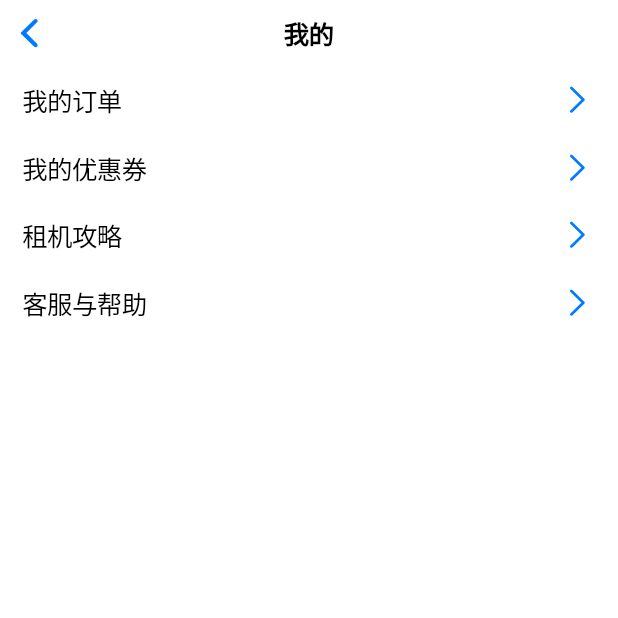
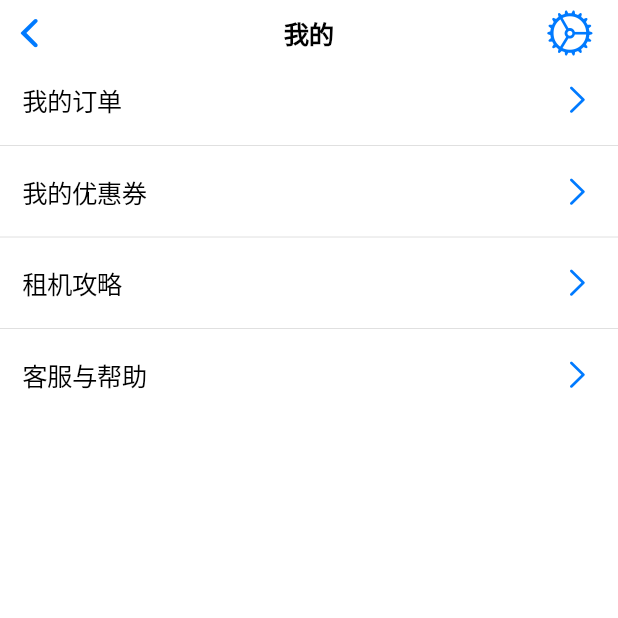
Before and after one commit to greatsean/sn_tool, a Flutter app: the TabMe screen opened directly, after a tap on "我的订单", on a phone screen of 412 x 824 dp, the top half of it. Run offline on Flutter 3.47's test engine with Material 2 defaults, Android fonts, the phone set to English and light mode, and no system bars; our stand-ins replace flutter_swiper; missing offline and left inert: flutter_webview_plugin; network calls fail.

Commit message:
实现首页商品列表

```diff
--- a/lib/main.dart
+++ b/lib/main.dart
@@ -21,7 +21,6 @@ class MyApp extends StatelessWidget {
     return CupertinoApp(
       title: _title,
       home: MyStatefulWidget(),
-      color: Color.fromARGB(255, 255, 255, 255),
     );
   }
 }
@@ -38,7 +37,7 @@ class _MyStatefulWidgetState extends State<MyStatefulWidget> {
   Widget build(BuildContext context) {
     return CupertinoTabScaffold(
       tabBar: CupertinoTabBar(
-        currentIndex: 1,
+        currentIndex: 0,
         items: [
           BottomNavigationBarItem(
               icon: Icon(CupertinoIcons.home), title: Text('首页')),
--- a/lib/screens/TabHelp.dart
+++ b/lib/screens/TabHelp.dart
@@ -9,7 +9,7 @@ class TabHelp extends StatelessWidget {
 //        CupertinoPageScaffold(
 //        navigationBar: CupertinoNavigationBar(
 //          middle: Text('客服与帮助'),
-//        ),∂
+//        ),
 //        child:
 
           WebviewScaffold(
--- a/lib/screens/TabHome.dart
+++ b/lib/screens/TabHome.dart
@@ -3,6 +3,7 @@ import 'package:flutter/material.dart';
 import 'package:flutter_swiper/flutter_swiper.dart';
 import 'package:sn_tool/util/http_util.dart';
 import 'package:sn_tool/widgets/category_item.dart';
+import 'package:sn_tool/widgets/tag_item.dart';
 
 class TabHome extends StatefulWidget {
   @override
@@ -14,6 +15,7 @@ class TabHome extends StatefulWidget {
 class _TabHomeState extends State<TabHome> {
   var banner = [];
   var category = [];
+  var tagList = [];
 
   _loadData() async {
     var bannerJson = (await HttpUtil.get(
@@ -29,18 +31,16 @@ class _TabHomeState extends State<TabHome> {
       setState(() {
         banner = bannerJson['result']['top_position'];
         category = catgoryJson['result'];
+        tagList = tagGoodsJson['result'];
       });
     }
   }
 
   _genCategory() {
-    List<Widget> cateWidgets = [];
-    category.forEach((e) {
-      cateWidgets.add(CategoryItem(
-          iconUrl: e['categoryIcoPath'], titleTxt: e['categoryName']));
-    });
-
-    return cateWidgets;
+    return category
+        .map((e) => CategoryItem(
+            iconUrl: e['categoryIcoPath'], titleTxt: e['categoryName']))
+        .toList();
   }
 
   @override
@@ -49,17 +49,8 @@ class _TabHomeState extends State<TabHome> {
     this._loadData();
   }
 
-  @override
-  Widget build(BuildContext context) {
-    print(MediaQuery.of(context));
-
-    return CupertinoPageScaffold(
-        navigationBar: CupertinoNavigationBar(
-          middle: Text('淘新机'),
-        ),
-        child: Column(
-          children: <Widget>[
-            SizedBox(
+  _buildBanner() {
+    return SizedBox(
       child: Swiper(
         itemCount: banner.length,
         itemBuilder: (context, index) {
@@ -75,16 +66,45 @@ class _TabHomeState extends State<TabHome> {
       ),
       width: MediaQuery.of(context).size.width,
       height: 174,
+    );
+  }
+
+  @override
+  Widget build(BuildContext context) {
+    print('bullllll');
+    return CupertinoPageScaffold(
+        navigationBar: CupertinoNavigationBar(
+          middle: Text('淘新机'),
         ),
-            SizedBox(
+        child: Container(
+          color: Theme.of(context).dividerColor,
+          margin: EdgeInsets.fromLTRB(0, 0, 0, 0),
           child: ListView(
-                scrollDirection: Axis.horizontal,
+            physics: AlwaysScrollableScrollPhysics(),
+            children: <Widget>[
+              _buildBanner(),
+              Container(
+                color: Colors.white,
+                child: Row(
+                  mainAxisAlignment: MainAxisAlignment.spaceEvenly,
                   children: _genCategory(),
                 ),
-              width: MediaQuery.of(context).size.width,
-              height: 174,
               ),
+              ListView(
+                shrinkWrap: true,
+                physics: ScrollPhysics(),
+                children: this.tagList.map((item) {
+                  print(item['zmSpuDTOList'].runtimeType);
+                  return TagItem(
+                    name: item['tagName'],
+//                            bannerImgUrl: item['banner'] ?? ['bannerImg'],
+//                            bannerLinkUrl: item['banner'] ?? ['leaseChannelId'],
+                    goodsList: item['zmSpuDTOList'],
+                  );
+                }).toList(),
+              )
             ],
+          ),
         ));
   }
 }
--- a/lib/screens/TabMe.dart
+++ b/lib/screens/TabMe.dart
@@ -1,45 +1,52 @@
 import 'package:flutter/cupertino.dart';
 import 'package:sn_tool/screens/AboutUs.dart';
 import 'package:sn_tool/widgets/setting_item.dart';
+import 'package:flutter/material.dart';
 
 class TabMe extends StatelessWidget {
   @override
   Widget build(BuildContext context) {
+    var data = [
+      {
+        'lbl': '我的订单',
+        'clk': () {},
+      },
+      {
+        'lbl': '我的优惠券',
+        'clk': () {},
+      },
+      {
+        'lbl': '租机攻略',
+        'clk': () {
+          Navigator.push(context,
+              CupertinoPageRoute(builder: (BuildContext ctx) => AboutUs()));
+        },
+      },
+      {
+        'lbl': '客服与帮助',
+        'clk': () {},
+      },
+    ];
 //    return CupertinoTabView(
 //      builder: (context) {
     return CupertinoPageScaffold(
       navigationBar: CupertinoNavigationBar(
         middle: Text('我的'),
+        trailing: GestureDetector(
+          child: Icon(CupertinoIcons.settings),
+          onTap: () {
+            Navigator.push(context,
+                MaterialPageRoute(builder: (BuildContext ctx) => AboutUs()));
+          },
+        ),
       ),
-      child: ListView(
-        children: <Widget>[
-          SettingItem(
-            onPressed: () {
-              print('lxh>>我的订单');
-            },
-            lable: '我的订单',
-          ),
-          SettingItem(
-            onPressed: () {
-              print('lxh>>我的优惠券');
-            },
-            lable: '我的优惠券',
-          ),
-          SettingItem(
-            onPressed: () {
-              Navigator.push(
-                  context, CupertinoPageRoute(builder: (context) => AboutUs()));
-            },
-            lable: '租机攻略',
-          ),
-          SettingItem(
-            onPressed: () {
-              Navigator.push(
-                  context, CupertinoPageRoute(builder: (context) => AboutUs()));
-            },
-            lable: '客服与帮助',
-          )
-        ],
+      child: ListView.separated(
+        itemCount: data.length,
+        itemBuilder: (ctx, index) => SettingItem(
+              onPressed: data[index]['clk'],
+              lable: data[index]['lbl'],
+            ),
+        separatorBuilder: (ctx, index) => Divider(),
       ),
     );
 //      },
```
Also changed, not shown: lib/model/goods.dart (added, +9 -0 lines), lib/screens/AboutUs.dart (+34 -8 lines), lib/widgets/category_item.dart (+30 -4 lines), lib/widgets/goods_item.dart (added, +46 -0 lines), lib/widgets/tag_item.dart (added, +84 -0 lines), pubspec.yaml (+22 -0 lines), 1 other file. Lines whose indentation alone changed are shown as unchanged.
